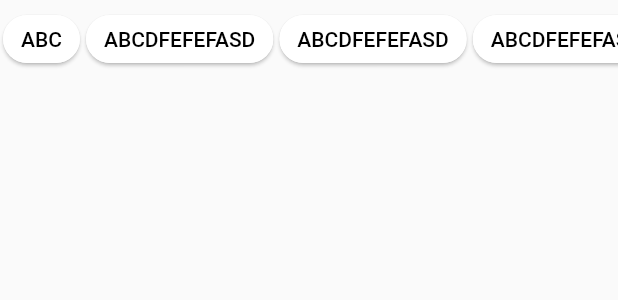
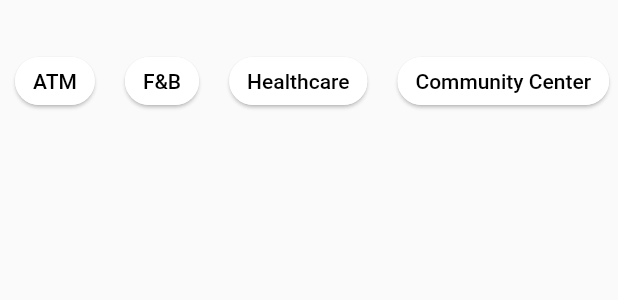
Before and after one commit to aura-cz2006/aura-app, a Flutter app: what rowChips() shows on an empty page, opened directly, on a phone screen of 412 x 824 dp. Shown: the top 300 px of the screen. Run offline on Flutter 3.47's test engine with Material 2 defaults, Android fonts, the phone set to English and light mode, and no system bars; our stand-ins replace flutter_map, latlong2.

Commit message:
Work in progress

```diff
--- a/lib/main.dart
+++ b/lib/main.dart
@@ -1,4 +1,5 @@
 import 'package:aura/managers/discussion_manager.dart';
+import 'package:aura/managers/map_manager.dart';
 import 'package:aura/view/community/community_tab.dart';
 import 'package:aura/view/map/map_tab.dart';
 import 'package:aura/view/news/news_tab.dart';
@@ -12,6 +13,7 @@ void main() {
     MultiProvider(
       providers: [
         ChangeNotifierProvider(create: (context) => DiscussionManager()),
+        ChangeNotifierProvider(create: (context) => MapManager()),
       ],
       child: const MyApp(),
     ),
--- /dev/null
+++ b/lib/managers/map_manager.dart
@@ -0,0 +1,49 @@
+import 'dart:collection';
+
+import 'package:flutter/material.dart';
+
+Map<String, dynamic> MapCategory = {};
+
+class MapManager extends ChangeNotifier {
+  final List<String> categories = [
+    "ATM",
+    "F&B",
+    "Healthcare",
+    "Community Center",
+    "Police",
+    "Park",
+    "School",
+    "Supermarket",
+    "Hotels"
+  ];
+
+  final Map<dynamic, List<Map<String, dynamic>>> amenities = {
+    "Healthcare": [
+      {"name": "Singapore General Hospital", "lat": 1.2804, "lng": 103.8348}
+    ],
+    "F&B": [
+      {"name": "Marina Bay Sands", "lat": 103.8610, "lng": 1.284}
+    ]
+  };
+
+  List<String> selectedCategories = [];
+
+  // UnmodifiableListView<String> get categories =>
+  //     UnmodifiableListView(_categories);
+  //
+  // UnmodifiableListView<String> get selectedCategories =>
+  //     UnmodifiableListView(_selectedCategories);
+
+  // todo add updater functions
+  void setSelectedCategory(String category) {
+    if (selectedCategories.contains(category)) {
+      selectedCategories.removeWhere((element) => element == category);
+    } else {
+      selectedCategories.add(category);
+    }
+
+    print(selectedCategories);
+
+    notifyListeners();
+  }
+}
--- a/lib/view/map/amenitieschip.dart
+++ b/lib/view/map/amenitieschip.dart
@@ -1,6 +1,8 @@
+import 'package:aura/managers/map_manager.dart';
 import 'package:flutter/material.dart';
+import 'package:provider/provider.dart';
 
-void main()=> runApp(Settings());
+void main() => runApp(Settings());
 
 class Settings extends StatelessWidget {
   @override
@@ -8,47 +10,35 @@ class Settings extends StatelessWidget {
     return MaterialApp(
         home: Scaffold(
           appBar: AppBar(
-                title: Center(
-                    child: Text('Settings')
-                ),
+              title: Center(child: Text('Settings')),
               automaticallyImplyLeading: true,
-                leading: IconButton(icon: Icon(Icons.arrow_back),
-                  onPressed:() => Navigator.pop(context, false),
-                )
-            ),
+              leading: IconButton(
+                icon: Icon(Icons.arrow_back),
+                onPressed: () => Navigator.pop(context, false),
+              )),
           body: rowChips(),
-        )
-    );
+        ));
   }
 }
 
-Widget rowChips(){
+Widget rowChips() {
   return SingleChildScrollView(
       scrollDirection: Axis.horizontal,
-    child: Row(
-      children: <Widget>[
-        _amenitychip("ABC", 0xFFff8a65),
-        _amenitychip("ABCDFEFEFASD", 0xFFff8a65),
-        _amenitychip("ABCDFEFEFASD", 0xFFff8a65),
-        _amenitychip("ABCDFEFEFASD", 0xFFff8a65),
-        _amenitychip("ABCDFEFEFASD", 0xFFff8a65),
-        _amenitychip("ABCDFEFEFASD", 0xFFff8a65),
-        _amenitychip("ABCDFEFEFASD", 0xFFff8a65),
-        _amenitychip("ABCDFEFEFASD", 0xFFff8a65),
-        _amenitychip("ABCDFEFEFASD", 0xFFff8a65),
-      ],
-    ),
-  );
+      child: Consumer<MapManager>(builder: (context, mapManager, child) {
+        return Row(
+            children: mapManager.categories
+                .map((category) => _amenityChipWrapper(category, 0x1111111))
+                .toList());
+      }));
 }
 
 /*
 * Controls spacing between chips
 * */
-Widget _amenitychip(String text, int colour) {
+Widget _amenityChipWrapper(String text, int colour) {
   return Container(
-    margin: EdgeInsets.all(2.0), //Spacing in between chips
-    child: amenityChipWidget(chipName: text, bgColour: colour)
-  );
+      margin: EdgeInsets.only(left: 10.0, right: 10.0, top: 30), //Spacing in between chips
+      child: amenityChipWidget(category: text));
 }
 
 // class AmenityChipDisplay extends StatefulWidget {
@@ -57,32 +47,32 @@ Widget _amenitychip(String text, int colour) {
 // }
 
 class amenityChipWidget extends StatefulWidget {
-  final String chipName;
-  final int bgColour;
+  final String category;
 
-  amenityChipWidget({required this.chipName, required this.bgColour});
+  amenityChipWidget({required this.category});
 
   @override
   _amenityChipWidgetState createState() => _amenityChipWidgetState();
 }
 
-class _amenityChipWidgetState extends State<amenityChipWidget>{
+class _amenityChipWidgetState extends State<amenityChipWidget> {
   var _isSelected = false;
 
   @override
-  Widget build(BuildContext context){
+  Widget build(BuildContext context) {
+    return Consumer<MapManager>(builder: (context, mapManager, child) {
       return ChoiceChip(
-      label: Text(widget.chipName),
+        label: Text(widget.category),
         labelStyle: TextStyle(color: Colors.black),
-      selected: _isSelected,
+        selected: mapManager.selectedCategories.contains(widget.category),
         elevation: 1.0,
-      backgroundColor: Color(0xffffffff),
-      onSelected: (isSelected){
-        setState(() {
-          _isSelected = isSelected;
+        onSelected: (isSelected) {
+          print("trying to select chip.....");
+          mapManager.setSelectedCategory(widget.category);
+        },
+        backgroundColor: Colors.white,
+        selectedColor: Colors.blue,
+      );
     });
-      },
-      selectedColor: Color(widget.bgColour),
-    );
   }
 }
```
Also changed, not shown: lib/view/map/map_tab.dart (+48 -22 lines). Lines whose indentation alone changed are shown as unchanged.
